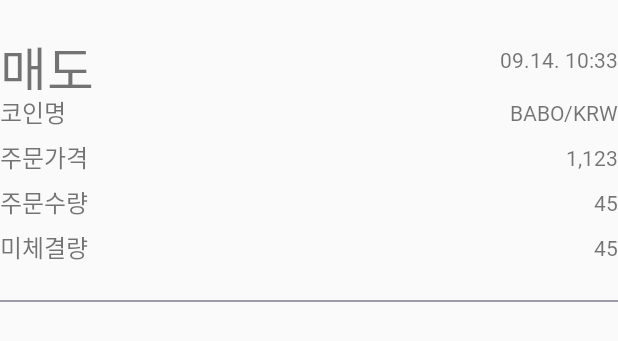
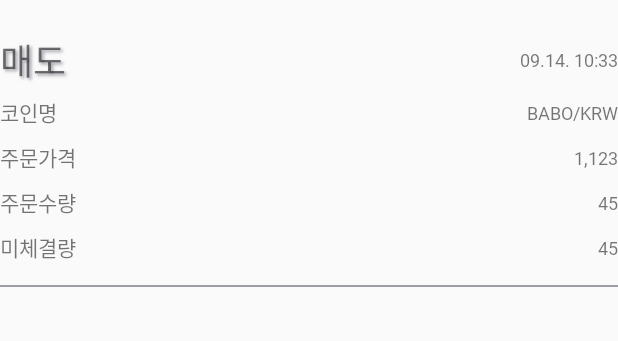
Before and after one commit to minsoon025/horsebit, an Android app: the layout transaction_item.xml on its own in the app's theme, with its tools: preview values and no code run, on a phone screen of 412 x 824 dp. Shown: the top 341 px of the screen. Run offline under Robolectric (Android 15) with nearby library versions, the phone set to English and light mode, and no system bars.

Commit message:
[FEAT] 디테일 수정

```diff
--- a/frontend/app/src/main/res/layout/transaction_item.xml
+++ b/frontend/app/src/main/res/layout/transaction_item.xml
@@ -33,8 +33,14 @@
                 android:layout_weight="30"
                 android:fontFamily="@font/line_seed_kr_bd"
                 android:gravity="center_vertical"
+                android:outlineAmbientShadowColor="@color/font_gray"
+                android:outlineSpotShadowColor="@color/font_gray"
+                android:shadowColor="@color/font_gray"
+                android:shadowDx="2"
+                android:shadowDy="2"
+                android:shadowRadius="2"
                 android:text="매도"
-                android:textSize="34sp" />
+                android:textSize="24sp" />
 
             <Space
                 android:layout_width="0dp"
@@ -48,7 +54,8 @@
                 android:layout_weight="40"
                 android:fontFamily="@font/line_seed_kr_rg"
                 android:gravity="right|center_vertical"
-                android:text="09.14. 10:33" />
+                android:text="09.14. 10:33"
+                android:textSize="12sp" />
         </LinearLayout>
 
         <LinearLayout
@@ -66,7 +73,7 @@
                 android:fontFamily="@font/line_seed_kr_bd"
                 android:gravity="center_vertical"
                 android:text="코인명"
-                android:textSize="16sp" />
+                android:textSize="14sp" />
 
             <Space
                 android:layout_width="0dp"
@@ -80,7 +87,8 @@
                 android:layout_weight="40"
                 android:fontFamily="@font/line_seed_kr_bd"
                 android:gravity="right|center_vertical"
-                android:text="BABO/KRW" />
+                android:text="BABO/KRW"
+                android:textSize="12sp" />
         </LinearLayout>
 
         <LinearLayout
@@ -98,7 +106,7 @@
                 android:fontFamily="@font/line_seed_kr_rg"
                 android:gravity="center_vertical"
                 android:text="주문가격"
-                android:textSize="16sp" />
+                android:textSize="14sp" />
 
             <Space
                 android:layout_width="0dp"
@@ -112,7 +120,8 @@
                 android:layout_weight="40"
                 android:fontFamily="@font/line_seed_kr_rg"
                 android:gravity="right|center_vertical"
-                android:text="1,123" />
+                android:text="1,123"
+                android:textSize="12sp" />
         </LinearLayout>
 
         <LinearLayout
@@ -130,7 +139,7 @@
                 android:fontFamily="@font/line_seed_kr_rg"
                 android:gravity="center_vertical"
                 android:text="주문수량"
-                android:textSize="16sp" />
+                android:textSize="14sp" />
 
             <Space
                 android:layout_width="0dp"
@@ -144,7 +153,8 @@
                 android:layout_weight="40"
                 android:fontFamily="@font/line_seed_kr_rg"
                 android:gravity="right|center_vertical"
-                android:text="45" />
+                android:text="45"
+                android:textSize="12sp" />
         </LinearLayout>
 
         <LinearLayout
@@ -162,7 +172,7 @@
                 android:fontFamily="@font/line_seed_kr_rg"
                 android:gravity="center_vertical"
                 android:text="미체결량"
-                android:textSize="16sp" />
+                android:textSize="14sp" />
 
             <Space
                 android:layout_width="0dp"
@@ -176,13 +186,14 @@
                 android:layout_weight="40"
                 android:fontFamily="@font/line_seed_kr_rg"
                 android:gravity="right|center_vertical"
-                android:text="45" />
+                android:text="45"
+                android:textSize="12sp" />
 
         </LinearLayout>
 
         <Space
             android:layout_width="match_parent"
-            android:layout_height="20dp" />
+            android:layout_height="10dp" />
 
         <View
             android:id="@+id/v_TransactionButtomLine"
```
Also changed, not shown: frontend/app/src/main/res/layout/fragment_stock_information.xml (+20 -21 lines).
